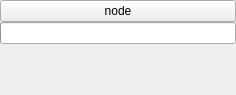
Qt form resources/design/ui/Node.ui (jeaunrg/PyQTapp_template) before a commit.
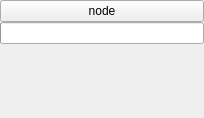
The same form after that commit.

Commit message: expandable result

Patch:
```diff
--- a/resources/design/ui/Node.ui
+++ b/resources/design/ui/Node.ui
@@ -6,8 +6,8 @@
    <rect>
     <x>0</x>
     <y>0</y>
-    <width>236</width>
-    <height>95</height>
+    <width>204</width>
+    <height>118</height>
    </rect>
   </property>
   <property name="windowTitle">
@@ -58,10 +58,24 @@
       </widget>
      </item>
      <item>
-      <widget class="QWidget" name="parameters" native="true"/>
+      <widget class="QWidget" name="parameters" native="true">
+       <property name="sizePolicy">
+        <sizepolicy hsizetype="Minimum" vsizetype="Minimum">
+         <horstretch>0</horstretch>
+         <verstretch>0</verstretch>
+        </sizepolicy>
+       </property>
+      </widget>
      </item>
-     <item alignment="Qt::AlignHCenter|Qt::AlignTop">
-      <widget class="QWidget" name="result" native="true"/>
+     <item>
+      <widget class="QWidget" name="result" native="true">
+       <property name="sizePolicy">
+        <sizepolicy hsizetype="Expanding" vsizetype="Expanding">
+         <horstretch>0</horstretch>
+         <verstretch>0</verstretch>
+        </sizepolicy>
+       </property>
+      </widget>
      </item>
     </layout>
    </item>
```
The commit also changes 6 other files.
